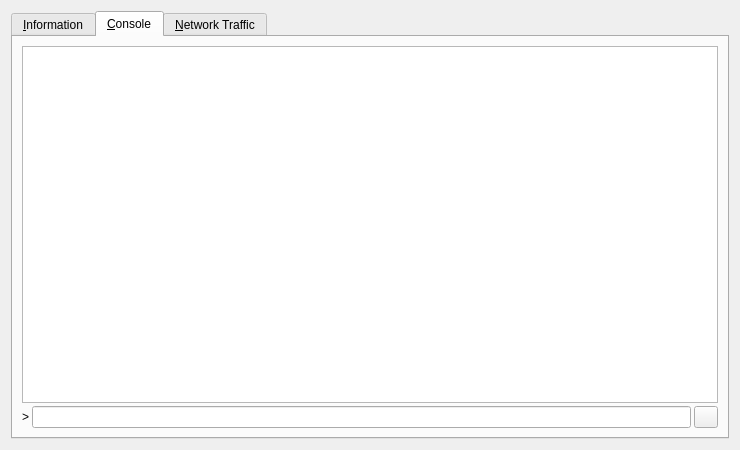
First picture: the form in src/qt/forms/rpcconsole.ui, repository SimplicityDev2018/Simplicity, before the edit.
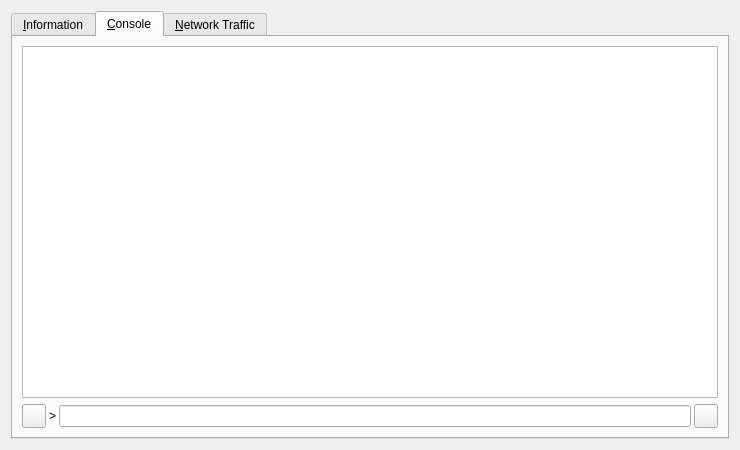
Second picture: the form after the edit. The open tabs and pages were chosen to show the change. Icons and pictures are not drawn. Custom widgets are drawn as their Qt base class.

What changed in the file:
```diff
--- a/src/qt/forms/rpcconsole.ui
+++ b/src/qt/forms/rpcconsole.ui
@@ -374,11 +374,8 @@
       <attribute name="title">
        <string>&amp;Console</string>
       </attribute>
-      <layout class="QVBoxLayout" name="verticalLayout_3">
-       <property name="spacing">
-        <number>3</number>
-       </property>
-       <item>
+      <layout class="QGridLayout" name="gridLayout">
+       <item row="0" column="0">
         <widget class="QTextEdit" name="messagesWidget">
          <property name="minimumSize">
           <size>
@@ -397,23 +394,13 @@
          </property>
         </widget>
        </item>
-       <item>
+       <item row="1" column="0">
         <layout class="QHBoxLayout" name="horizontalLayout">
          <property name="spacing">
           <number>3</number>
          </property>
          <item>
-          <widget class="QLabel" name="label">
-           <property name="text">
-            <string notr="true">&gt;</string>
-           </property>
-          </widget>
-         </item>
-         <item>
-          <widget class="QLineEdit" name="lineEdit"/>
-         </item>
-         <item>
-          <widget class="QPushButton" name="clearButton">
+          <widget class="QPushButton" name="copyButton">
            <property name="maximumSize">
             <size>
              <width>24</width>
@@ -438,6 +425,51 @@
            </property>
           </widget>
          </item>
+         <item>
+          <widget class="QLabel" name="label">
+           <property name="text">
+            <string notr="true">&gt;</string>
+           </property>
+          </widget>
+         </item>
+         <item>
+          <widget class="QLineEdit" name="lineEdit"/>
+         </item>
+         <item>
+          <widget class="QToolButton" name="pasteButton">
+           <property name="sizePolicy">
+            <sizepolicy hsizetype="Minimum" vsizetype="Fixed">
+             <horstretch>0</horstretch>
+             <verstretch>0</verstretch>
+            </sizepolicy>
+           </property>
+           <property name="minimumSize">
+            <size>
+             <width>24</width>
+             <height>24</height>
+            </size>
+           </property>
+           <property name="maximumSize">
+            <size>
+             <width>24</width>
+             <height>24</height>
+            </size>
+           </property>
+           <property name="toolTip">
+            <string>Paste from clipboard</string>
+           </property>
+           <property name="text">
+            <string/>
+           </property>
+           <property name="icon">
+            <iconset resource="../bitcoin.qrc">
+             <normaloff>:/icons/editpaste</normaloff>:/icons/editpaste</iconset>
+           </property>
+           <property name="shortcut">
+            <string>Alt+P</string>
+           </property>
+          </widget>
+         </item>
         </layout>
        </item>
       </layout>
```
Left out of the diff: 4 changed lines with no effect on the pictures.
